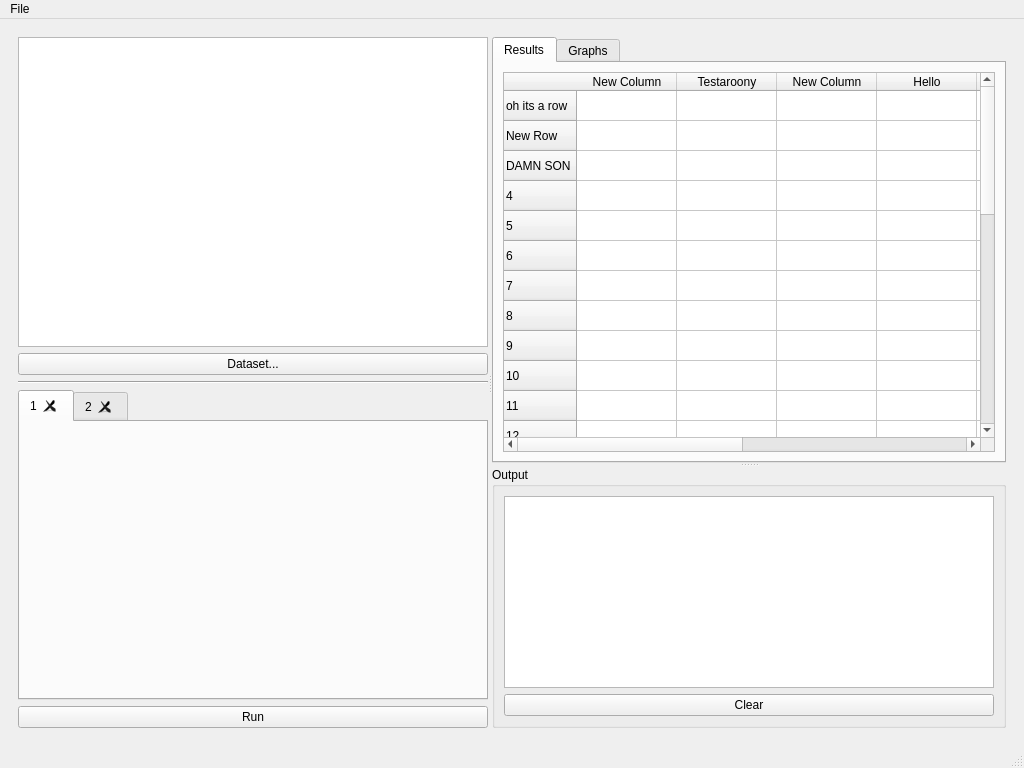
First picture: the form in QtCreator/mainWindow.ui, repository Boxfort/dissertation, before the edit.
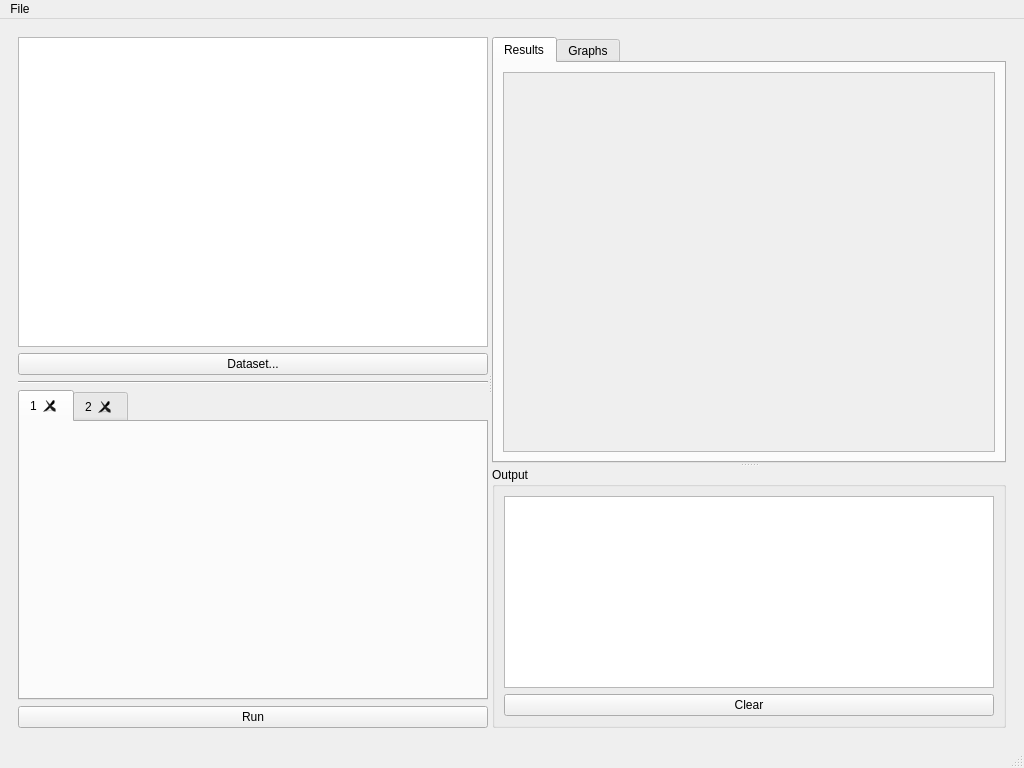
Second picture: the form after the edit. The open tabs and pages were chosen to show the change.

Commit message: result printing

Diff of the .ui file:
```diff
--- a/QtCreator/mainWindow.ui
+++ b/QtCreator/mainWindow.ui
@@ -173,78 +173,13 @@
                </attribute>
                <layout class="QGridLayout" name="gridLayout_2">
                 <item row="0" column="0">
-                 <widget class="QTableWidget" name="tableWidget">
-                  <property name="rowCount">
-                   <number>29</number>
+                 <widget class="QPlainTextEdit" name="plainTextEdit_2">
+                  <property name="enabled">
+                   <bool>false</bool>
                   </property>
-                  <property name="columnCount">
-                   <number>8</number>
+                  <property name="textInteractionFlags">
+                   <set>Qt::TextSelectableByKeyboard|Qt::TextSelectableByMouse</set>
                   </property>
-                  <row>
-                   <property name="text">
-                    <string>oh its a row</string>
-                   </property>
-                  </row>
-                  <row>
-                   <property name="text">
-                    <string>New Row</string>
-                   </property>
-                  </row>
-                  <row>
-                   <property name="text">
-                    <string>DAMN SON </string>
-                   </property>
-                  </row>
-                  <row/>
-                  <row/>
-                  <row/>
-                  <row/>
-                  <row/>
-                  <row/>
-                  <row/>
-                  <row/>
-                  <row/>
-                  <row/>
-                  <row/>
-                  <row/>
-                  <row/>
-                  <row/>
-                  <row/>
-                  <row/>
-                  <row/>
-                  <row/>
-                  <row/>
-                  <row/>
-                  <row/>
-                  <row/>
-                  <row/>
-                  <row/>
-                  <row/>
-                  <row/>
-                  <column>
-                   <property name="text">
-                    <string>New Column</string>
-                   </property>
-                  </column>
-                  <column>
-                   <property name="text">
-                    <string>Testaroony</string>
-                   </property>
-                  </column>
-                  <column>
-                   <property name="text">
-                    <string>New Column</string>
-                   </property>
-                  </column>
-                  <column>
-                   <property name="text">
-                    <string>Hello</string>
-                   </property>
-                  </column>
-                  <column/>
-                  <column/>
-                  <column/>
-                  <column/>
                  </widget>
                 </item>
                </layout>
```
Left out of the diff: 2 changed lines with no effect on the pictures. The commit also changes 2 other files.
